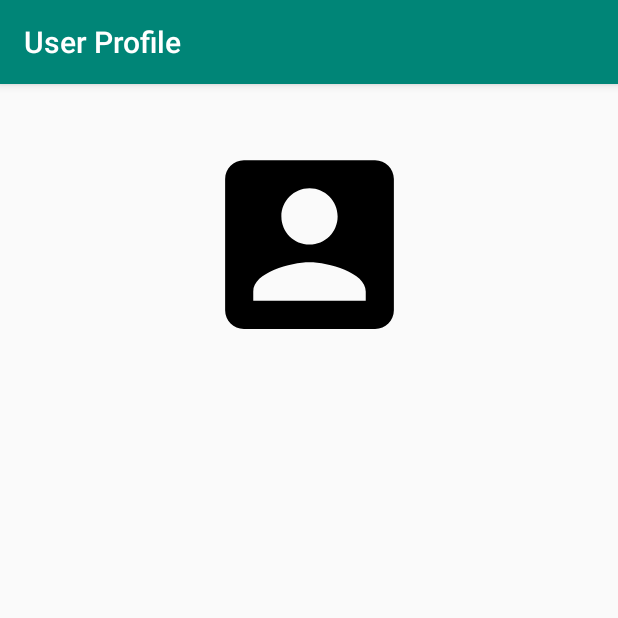
After one commit to leondino/MADUserProfile, an Android app: the ProfileActivity screen opened directly, with no data from a screen before it, on a phone screen of 412 x 824 dp, the top half of it. The commit adds this screen. Run offline under Robolectric (Android 15) with nearby library versions, the phone set to English and light mode, and no system bars.

Commit message:
Profile creation works

```diff
--- a/app/src/main/AndroidManifest.xml
+++ b/app/src/main/AndroidManifest.xml
@@ -11,7 +11,8 @@
         android:supportsRtl="true"
         android:theme="@style/AppTheme"
         tools:ignore="GoogleAppIndexingWarning">
-        <activity android:name=".MainActivity"></activity>
+        <activity android:name=".ProfileActivity"></activity>
+        <activity android:name=".MainActivity" />
         <activity android:name=".CreateProfileActivity" />
         <activity
             android:name=".SplashActivity"
--- /dev/null
+++ b/app/src/main/java/com/example/userprofile/ProfileActivity.kt
@@ -0,0 +1,29 @@
+package com.example.userprofile
+
+import androidx.appcompat.app.AppCompatActivity
+import android.os.Bundle
+import kotlinx.android.synthetic.main.activity_profile.*
+
+class ProfileActivity : AppCompatActivity() {
+
+    override fun onCreate(savedInstanceState: Bundle?) {
+        super.onCreate(savedInstanceState)
+        setContentView(R.layout.activity_profile)
+        initViews()
+    }
+
+    private fun initViews() {
+        val profile = intent.getParcelableExtra<Profile>(PROFILE_EXTRA)
+
+        if (profile != null) {
+            textName.text = getString(R.string.name, profile.firstName, profile.lastName)
+            textDescription.text = profile.description
+            if (profile.imageUri != null) profileImage.setImageURI(profile.imageUri)
+        }
+    }
+
+    companion object{
+        const val PROFILE_EXTRA = "PROFILE_EXTRA"
+    }
+
+}
--- a/app/src/main/res/layout/activity_create_profile.xml
+++ b/app/src/main/res/layout/activity_create_profile.xml
@@ -7,11 +7,11 @@
     tools:context=".CreateProfileActivity">
 
     <ImageView
-        android:id="@+id/imageViewProfile"
+        android:id="@+id/profileImage"
         android:layout_width="150dp"
         android:layout_height="150dp"
         android:layout_marginTop="32dp"
-        android:contentDescription="@string/splash_image_desc"
+        android:contentDescription="@string/profile_image"
         app:layout_constraintEnd_toEndOf="parent"
         app:layout_constraintStart_toStartOf="parent"
         app:layout_constraintTop_toTopOf="parent"
@@ -28,7 +28,7 @@
         app:layout_constraintBottom_toTopOf="@+id/textInputLayout2"
         app:layout_constraintEnd_toEndOf="parent"
         app:layout_constraintStart_toStartOf="parent"
-        app:layout_constraintTop_toBottomOf="@+id/imageViewProfile" />
+        app:layout_constraintTop_toBottomOf="@+id/profileImage" />
 
     <Button
         android:id="@+id/confirmButton"
--- /dev/null
+++ b/app/src/main/res/layout/activity_profile.xml
@@ -0,0 +1,46 @@
+<?xml version="1.0" encoding="utf-8"?>
+<androidx.constraintlayout.widget.ConstraintLayout xmlns:android="http://schemas.android.com/apk/res/android"
+    xmlns:app="http://schemas.android.com/apk/res-auto"
+    xmlns:tools="http://schemas.android.com/tools"
+    android:layout_width="match_parent"
+    android:layout_height="wrap_content"
+    tools:context=".ProfileActivity">
+
+    <ImageView
+        android:id="@+id/profileImage"
+        android:layout_width="150dp"
+        android:layout_height="150dp"
+        android:layout_marginTop="32dp"
+        android:contentDescription="@string/profile_image"
+        app:layout_constraintEnd_toEndOf="parent"
+        app:layout_constraintStart_toStartOf="parent"
+        app:layout_constraintTop_toTopOf="parent"
+        app:srcCompat="@drawable/ic_account_box_black_24dp" />
+
+    <TextView
+        android:id="@+id/textName"
+        android:layout_width="wrap_content"
+        android:layout_height="wrap_content"
+        android:layout_marginStart="8dp"
+        android:layout_marginTop="8dp"
+        android:layout_marginBottom="8dp"
+        android:textSize="24sp"
+        android:textStyle="bold"
+        app:layout_constraintBottom_toTopOf="@+id/textDescription"
+        app:layout_constraintEnd_toEndOf="parent"
+        app:layout_constraintHorizontal_bias="0.0"
+        app:layout_constraintStart_toStartOf="parent"
+        app:layout_constraintTop_toBottomOf="@+id/profileImage" />
+
+    <TextView
+        android:id="@+id/textDescription"
+        android:layout_width="wrap_content"
+        android:layout_height="wrap_content"
+        android:layout_marginStart="8dp"
+        android:fontFamily="serif"
+        android:textStyle="italic"
+        app:layout_constraintBottom_toBottomOf="parent"
+        app:layout_constraintEnd_toEndOf="parent"
+        app:layout_constraintHorizontal_bias="0.0"
+        app:layout_constraintStart_toStartOf="parent" />
+</androidx.constraintlayout.widget.ConstraintLayout>
--- a/app/src/main/res/values/strings.xml
+++ b/app/src/main/res/values/strings.xml
@@ -7,4 +7,6 @@
     <string name="first_name">First name</string>
     <string name="last_name">Last name</string>
     <string name="description">Description</string>
+    <string name="profile_image">Profile Image</string>
+    <string name="name">%1$s %2$s</string>
 </resources>
```
Also changed, not shown: app/src/main/java/com/example/userprofile/CreateProfileActivity.kt (+15 -1 lines), app/src/main/java/com/example/userprofile/Profile.kt (added, +13 -0 lines).
